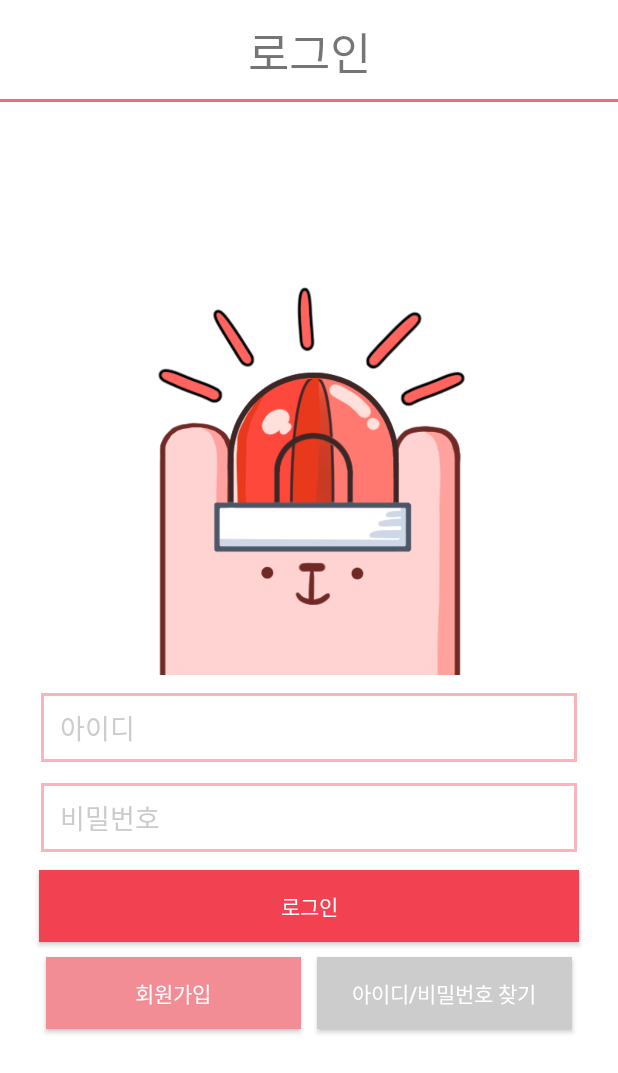
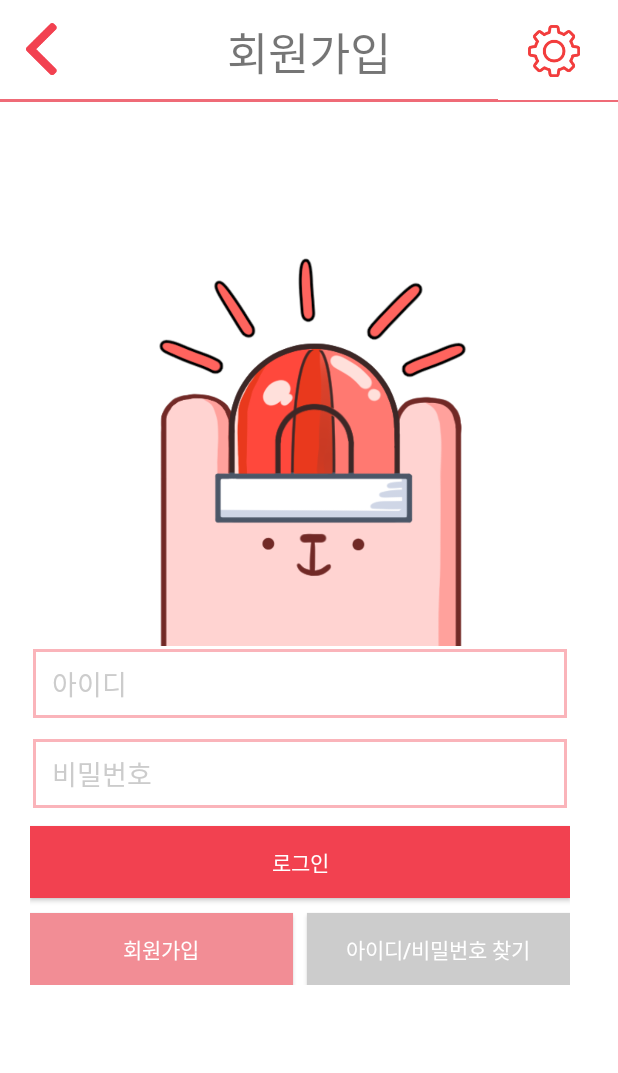
Before and after one commit to jb2flower/Rabbit, an Android app: the screen it shows after launch (Login), on a phone screen of 412 x 824 dp. Shown: the top 1073 px of the screen. Run offline under Robolectric (Android 15) with nearby library versions, the light colour scheme and no system bars.

Commit message:
로그인 xml

```diff
--- a/ppiyongppiyong4/app/src/main/res/layout/login.xml
+++ b/ppiyongppiyong4/app/src/main/res/layout/login.xml
@@ -6,46 +6,39 @@
         xmlns:app="http://schemas.android.com/apk/res-auto"
         android:layout_width="match_parent"
         android:layout_height="match_parent"
-        tools:context=".Login" android:background="@color/common_google_signin_btn_text_dark_default">3
+        tools:context=".Login" android:background="@color/common_google_signin_btn_text_dark_default"
+        android:id="@+id/constraintLayout4">
+    <include layout="@layout/header"/>
+    <android.support.constraint.ConstraintLayout
+            app:layout_constraintStart_toStartOf="parent"
+            app:layout_constraintEnd_toEndOf="parent"
+            android:layout_height="wrap_content" app:layout_constraintTop_toTopOf="parent"
+            app:layout_constraintBottom_toBottomOf="parent" android:layout_width="0dp"
+            android:id="@+id/loginWrap">
 
-    <android.support.constraint.ConstraintLayout
-            style="@style/haeder"
-            app:layout_constraintTop_toTopOf="parent"
-            app:layout_constraintEnd_toEndOf="parent"
-            app:layout_constraintStart_toStartOf="parent" android:id="@+id/header"
-    >
-        <android.support.constraint.ConstraintLayout
-                style="@style/header_txt" android:id="@+id/linearLayout3"
-                app:layout_constraintTop_toTopOf="parent"
-                app:layout_constraintEnd_toEndOf="parent"
-                app:layout_constraintStart_toStartOf="parent">
-            <TextView
-                    style="@style/header_txtview"
-                    android:text="로그인"
-                    android:layout_width="match_parent"
-                    android:layout_height="match_parent" android:layout_weight="1"
-                    app:layout_constraintTop_toTopOf="parent" app:layout_constraintEnd_toEndOf="parent"
-                    app:layout_constraintStart_toStartOf="parent" app:layout_constraintHorizontal_bias="0.0"/>
-        </android.support.constraint.ConstraintLayout>
-    </android.support.constraint.ConstraintLayout>
         <ImageView
                 android:layout_width="275dp"
                 android:layout_height="263dp" app:srcCompat="@drawable/logo3"
                 android:id="@+id/imageView" android:contentDescription="TODO"
-            app:layout_constraintEnd_toEndOf="parent" android:layout_marginEnd="69dp"
-            app:layout_constraintStart_toStartOf="parent" android:layout_marginStart="68dp"
-            app:layout_constraintBottom_toTopOf="@+id/txtId"
+                app:layout_constraintEnd_toEndOf="parent"
+                app:layout_constraintStart_toStartOf="parent"
                 app:layout_constraintVertical_chainStyle="packed"
-            app:layout_constraintHorizontal_bias="0.0"
-            app:layout_constraintTop_toBottomOf="@+id/header" android:layout_marginTop="100dp"/>
-
+                app:layout_constraintTop_toTopOf="@+id/constraintLayout4"
+                app:layout_constraintBottom_toTopOf="@+id/loginContent" android:layout_marginTop="52dp"
+                app:layout_constraintVertical_bias="0.019"/>
+        <android.support.constraint.ConstraintLayout
+                android:id="@+id/loginContent" app:layout_constraintBottom_toBottomOf="parent"
+                app:layout_constraintStart_toStartOf="parent"
+                app:layout_constraintEnd_toEndOf="parent" android:layout_width="0dp"
+                android:layout_height="wrap_content" android:paddingLeft="20dp" android:paddingRight="20dp"
+                android:maxWidth="400dp">
             <EditText
                     android:inputType="textPersonName"
                     android:ems="10"
                     android:id="@+id/txtId"
                     android:textSize="18sp" app:layout_constraintTop_toBottomOf="@+id/imageView"
-                app:layout_constraintStart_toStartOf="parent" android:layout_marginStart="25dp"
-                app:layout_constraintEnd_toEndOf="parent" android:layout_marginEnd="25dp"
+                    app:layout_constraintStart_toStartOf="parent"
+                    app:layout_constraintEnd_toEndOf="parent"
                     android:background="@drawable/borderpink"
                     android:hint=" 아이디"
                     style="@style/join_list_edit"
@@ -55,39 +48,38 @@
                     android:inputType="textPersonName"
                     android:ems="10"
                     android:id="@+id/txtPw" app:layout_constraintTop_toBottomOf="@+id/txtId"
-                app:layout_constraintStart_toStartOf="parent" android:layout_marginStart="25dp"
-                app:layout_constraintEnd_toEndOf="parent" android:layout_marginEnd="25dp"
+                    app:layout_constraintStart_toStartOf="parent"
+                    app:layout_constraintEnd_toEndOf="parent"
                     android:hint=" 비밀번호"
                     style="@style/join_list_edit"/>
             <Button
                     android:text="로그인"
-                android:layout_width="360dp"
+                    android:layout_width="0dp"
                     android:layout_height="wrap_content"
                     android:id="@+id/btnLogin" android:background="@color/colorAccent"
                     android:textColor="@android:color/background_light"
-                app:layout_constraintStart_toStartOf="parent" android:layout_marginStart="25dp"
-                app:layout_constraintEnd_toEndOf="parent" android:layout_marginEnd="25dp"
+                    app:layout_constraintStart_toStartOf="parent"
+                    app:layout_constraintEnd_toEndOf="parent"
                     android:layout_marginTop="10dp" app:layout_constraintTop_toBottomOf="@+id/txtPw"/>
             <Button
                     android:text="회원가입"
-                android:layout_width="170dp"
+                    android:layout_width="175dp"
                     android:layout_height="wrap_content"
                     android:id="@+id/btnJoin" android:background="@color/colorPrimary"
                     android:textColor="@android:color/background_light" app:layout_constraintStart_toStartOf="parent"
-                android:layout_marginStart="25dp" app:layout_constraintTop_toBottomOf="@+id/btnLogin"
-                app:layout_constraintEnd_toStartOf="@+id/btnFind" android:layout_marginBottom="137dp"
-                app:layout_constraintBottom_toBottomOf="parent" android:layout_marginTop="10dp"
-                android:layout_marginEnd="5dp" app:layout_constraintVertical_bias="0.0"/>
+                    app:layout_constraintTop_toBottomOf="@+id/btnLogin"
+                    android:layout_marginTop="10dp"
+            />
             <Button
                     android:text="아이디/비밀번호 찾기"
-                android:layout_width="170dp"
+                    android:layout_width="175dp"
                     android:layout_height="wrap_content"
                     android:id="@+id/btnFind"
                     android:background="@color/colorPrimaryDark"
                     android:textColor="@color/common_google_signin_btn_text_dark_default"
                     app:layout_constraintTop_toBottomOf="@+id/btnLogin"
-                app:layout_constraintStart_toEndOf="@+id/btnJoin"
-                app:layout_constraintEnd_toEndOf="parent" android:layout_marginEnd="25dp"
-                android:layout_marginBottom="138dp" app:layout_constraintBottom_toBottomOf="parent"
-                android:layout_marginTop="10dp" app:layout_constraintVertical_bias="0.0"/>
+                    android:layout_marginTop="10dp"
+                    app:layout_constraintEnd_toEndOf="parent"/>
         </android.support.constraint.ConstraintLayout>
+    </android.support.constraint.ConstraintLayout>
+</android.support.constraint.ConstraintLayout>
```
Lines whose indentation alone changed are shown as unchanged.
